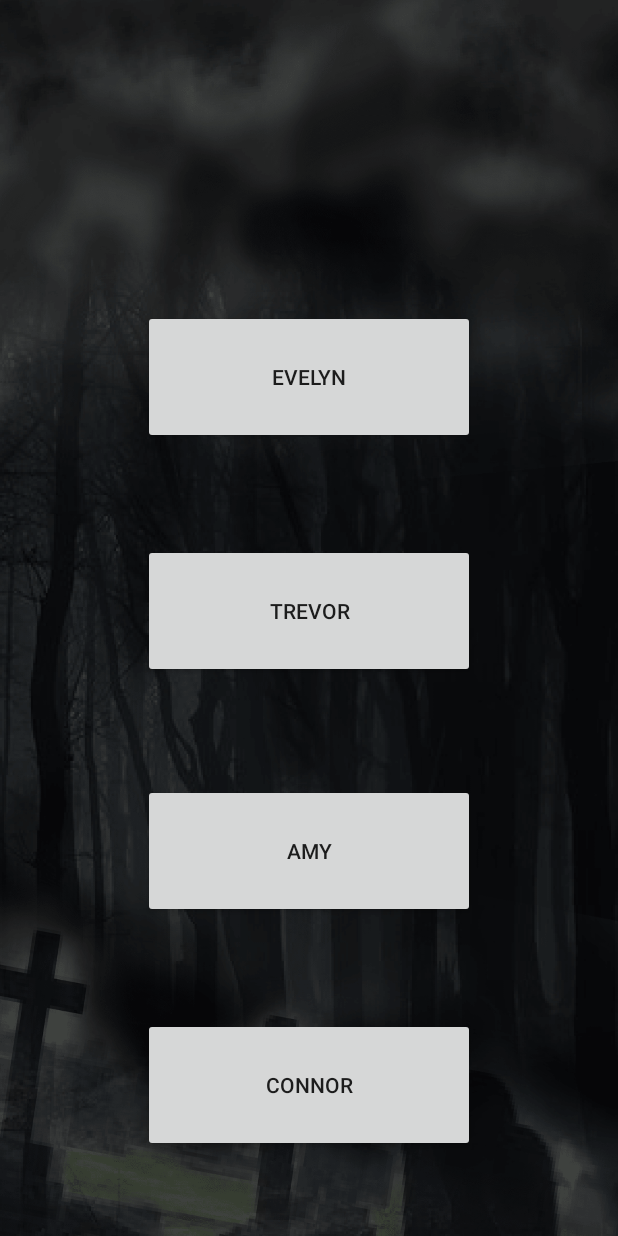
After one commit to jordan309/Unknown, an Android app: the CharacterSelect screen opened directly, with no data from a screen before it, on a phone screen of 412 x 824 dp. The commit adds this screen. Run offline under Robolectric (Android 15) with nearby library versions, the phone set to English and light mode, and no system bars.

Commit message:
Added gameover screens for each of the way to lose and win. Added in a new character select screen that will record which character you are choosing and pass that information to the main game activity

```diff
--- /dev/null
+++ b/app/src/main/java/com/example/jordan307/unknown/CharacterSelect.java
@@ -0,0 +1,100 @@
+package com.example.jordan307.unknown;
+
+import android.content.Intent;
+import android.os.Bundle;
+import android.support.design.widget.FloatingActionButton;
+import android.support.design.widget.Snackbar;
+import android.support.v7.app.AppCompatActivity;
+import android.support.v7.widget.Toolbar;
+import android.view.View;
+import android.view.Window;
+import android.view.WindowManager;
+import android.widget.Button;
+
+public class CharacterSelect extends AppCompatActivity {
+
+    public static String characterName;
+
+
+    @Override
+    protected void onCreate(Bundle savedInstanceState) {
+        super.onCreate(savedInstanceState);
+
+
+        // Activity set to full screen
+        requestWindowFeature(Window.FEATURE_NO_TITLE);
+        getWindow().setFlags(WindowManager.LayoutParams.FLAG_FULLSCREEN,
+                WindowManager.LayoutParams.FLAG_FULLSCREEN);
+
+        setContentView(R.layout.activity_character_select);
+
+
+
+        //Select Evelyn
+        final Button evelyn = (Button) findViewById(R.id.CharacterEvelyn);
+        evelyn.setOnClickListener(new View.OnClickListener() {
+            @Override
+            public void onClick(View view) {
+                evelyn.setOnClickListener(new View.OnClickListener() {
+                    @Override
+                    public void onClick(View v) {
+                        characterName = "evelyn";
+                        Intent intent = new Intent(getApplicationContext(), MainActivity.class);
+                        startActivity(intent);
+                    }
+                });
+            }
+        });
+
+        //Select Trevor
+        final Button Trevor = (Button) findViewById(R.id.CharacterTrevor);
+        Trevor.setOnClickListener(new View.OnClickListener() {
+            @Override
+            public void onClick(View view) {
+                Trevor.setOnClickListener(new View.OnClickListener() {
+                    @Override
+                    public void onClick(View v) {
+                        characterName = "trevor";
+                        Intent intent = new Intent(getApplicationContext(), MainActivity.class);
+                        startActivity(intent);
+                    }
+                });
+            }
+        });
+
+        //Select Amy
+        final Button amy = (Button) findViewById(R.id.CharacterAmy);
+        amy.setOnClickListener(new View.OnClickListener() {
+            @Override
+            public void onClick(View view) {
+                amy.setOnClickListener(new View.OnClickListener() {
+                    @Override
+                    public void onClick(View v) {
+                        characterName = "amy";
+                        Intent intent = new Intent(getApplicationContext(), MainActivity.class);
+                        startActivity(intent);
+                    }
+                });
+            }
+        });
+
+        //Select Connor
+        final Button Connor = (Button) findViewById(R.id.CharacterConnor);
+        Connor.setOnClickListener(new View.OnClickListener() {
+            @Override
+            public void onClick(View view) {
+                Connor.setOnClickListener(new View.OnClickListener() {
+                    @Override
+                    public void onClick(View v) {
+                        characterName = "connor";
+                        Intent intent = new Intent(getApplicationContext(), MainActivity.class);
+                        startActivity(intent);
+                    }
+                });
+            }
+        });
+
+
+    }
+
+}
--- a/app/src/main/java/com/example/jordan307/unknown/MainActivity.java
+++ b/app/src/main/java/com/example/jordan307/unknown/MainActivity.java
@@ -130,6 +130,11 @@ public class MainActivity extends AppCompatActivity {
     private String mA1RDialog;
     private String mA2RDialog;
     private String mA3RDialog;
+
+
+    //Character Variables
+    private int powerCounter = 1;
+    private String Name = CharacterSelect.characterName;
 
     //Question number variable
     private int mQuestionNumber = 0;
--- /dev/null
+++ b/app/src/main/res/layout/activity_character_select.xml
@@ -0,0 +1,67 @@
+<?xml version="1.0" encoding="utf-8"?>
+<android.support.constraint.ConstraintLayout xmlns:android="http://schemas.android.com/apk/res/android"
+    xmlns:app="http://schemas.android.com/apk/res-auto"
+    xmlns:tools="http://schemas.android.com/tools"
+    android:layout_width="match_parent"
+    android:layout_height="match_parent"
+    android:background="@drawable/menubackground"
+    tools:context=".CharacterSelect">
+
+
+    <Button
+        android:id="@+id/CharacterConnor"
+        android:layout_width="221dp"
+        android:layout_height="89dp"
+        android:layout_marginStart="8dp"
+        android:layout_marginTop="8dp"
+        android:layout_marginEnd="8dp"
+        android:layout_marginBottom="56dp"
+        android:text="Connor"
+        app:layout_constraintBottom_toBottomOf="parent"
+        app:layout_constraintEnd_toEndOf="parent"
+        app:layout_constraintStart_toStartOf="parent"
+        app:layout_constraintTop_toBottomOf="@+id/textView2" />
+
+    <Button
+        android:id="@+id/CharacterAmy"
+        android:layout_width="221dp"
+        android:layout_height="89dp"
+        android:layout_marginStart="8dp"
+        android:layout_marginTop="8dp"
+        android:layout_marginEnd="8dp"
+        android:layout_marginBottom="212dp"
+        android:text="Amy"
+        app:layout_constraintBottom_toBottomOf="parent"
+        app:layout_constraintEnd_toEndOf="parent"
+        app:layout_constraintStart_toStartOf="parent"
+        app:layout_constraintTop_toBottomOf="@+id/textView2" />
+
+    <Button
+        android:id="@+id/CharacterTrevor"
+        android:layout_width="221dp"
+        android:layout_height="89dp"
+        android:layout_marginStart="8dp"
+        android:layout_marginTop="8dp"
+        android:layout_marginEnd="8dp"
+        android:layout_marginBottom="372dp"
+        android:text="Trevor"
+        app:layout_constraintBottom_toBottomOf="parent"
+        app:layout_constraintEnd_toEndOf="parent"
+        app:layout_constraintStart_toStartOf="parent"
+        app:layout_constraintTop_toBottomOf="@+id/textView2" />
+
+    <Button
+        android:id="@+id/CharacterEvelyn"
+        android:layout_width="221dp"
+        android:layout_height="89dp"
+        android:layout_marginStart="8dp"
+        android:layout_marginTop="8dp"
+        android:layout_marginEnd="8dp"
+        android:layout_marginBottom="528dp"
+        android:text="Evelyn"
+        app:layout_constraintBottom_toBottomOf="parent"
+        app:layout_constraintEnd_toEndOf="parent"
+        app:layout_constraintStart_toStartOf="parent"
+        app:layout_constraintTop_toBottomOf="@+id/textView2" />
+
+</android.support.constraint.ConstraintLayout>
--- /dev/null
+++ b/app/src/main/res/values/dimens.xml
@@ -0,0 +1,3 @@
+<resources>
+    <dimen name="fab_margin">16dp</dimen>
+</resources>
--- a/app/src/main/res/values/strings.xml
+++ b/app/src/main/res/values/strings.xml
@@ -1,3 +1,8 @@
 <resources>
     <string name="app_name">Survival Game</string>
+    <string name="title_activity_game_win">GameWin</string>
+    <string name="title_activity_game_loss_water">GameLossWater</string>
+    <string name="title_activity_game_loss_sanity">GameLossSanity</string>
+    <string name="title_activity_game_loss_food">GameLossFood</string>
+    <string name="title_activity_character_select">CharacterSelect</string>
 </resources>
--- a/app/src/main/res/values/styles.xml
+++ b/app/src/main/res/values/styles.xml
@@ -8,4 +8,13 @@
         <item name="colorAccent">@color/colorAccent</item>
     </style>
 
+    <style name="AppTheme.NoActionBar">
+        <item name="windowActionBar">false</item>
+        <item name="windowNoTitle">true</item>
+    </style>
+
+    <style name="AppTheme.AppBarOverlay" parent="ThemeOverlay.AppCompat.Dark.ActionBar" />
+
+    <style name="AppTheme.PopupOverlay" parent="ThemeOverlay.AppCompat.Light" />
+
 </resources>
```
Also changed, not shown: app/src/main/AndroidManifest.xml (+25 -7 lines), app/src/main/java/com/example/jordan307/unknown/GameLossFood.java (+37 -0 lines), app/src/main/java/com/example/jordan307/unknown/GameLossSanity.java (+36 -0 lines), app/src/main/java/com/example/jordan307/unknown/GameLossWater.java (+36 -0 lines), app/src/main/java/com/example/jordan307/unknown/GameWin.java (+33 -0 lines), app/src/main/res/layout/activity_game_loss_food.xml (added, +53 -0 lines), app/src/main/res/layout/activity_game_loss_sanity.xml (added, +54 -0 lines), app/src/main/res/layout/activity_game_loss_water.xml (added, +55 -0 lines), app/src/main/res/layout/activity_game_win.xml (added, +53 -0 lines).
